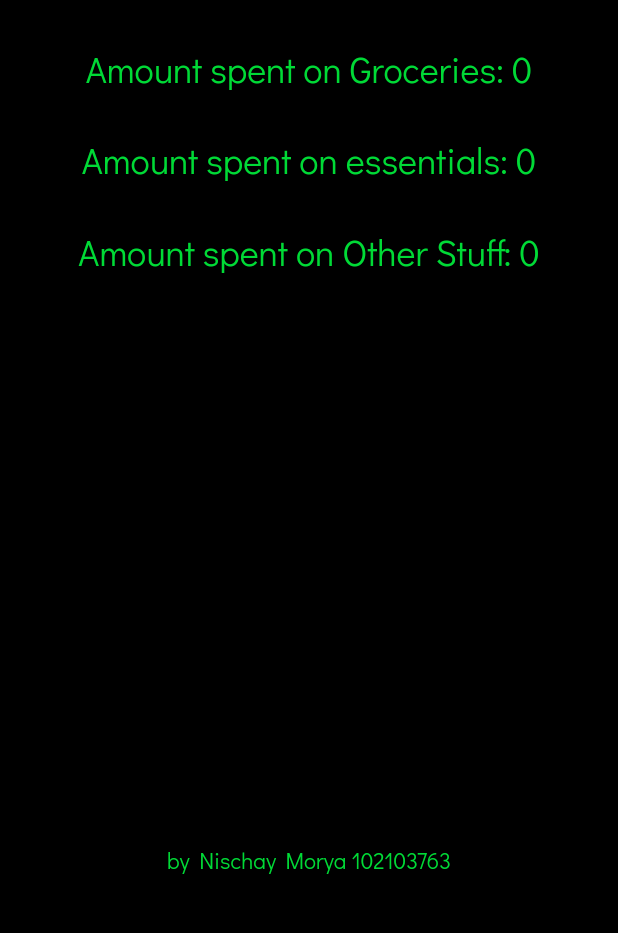
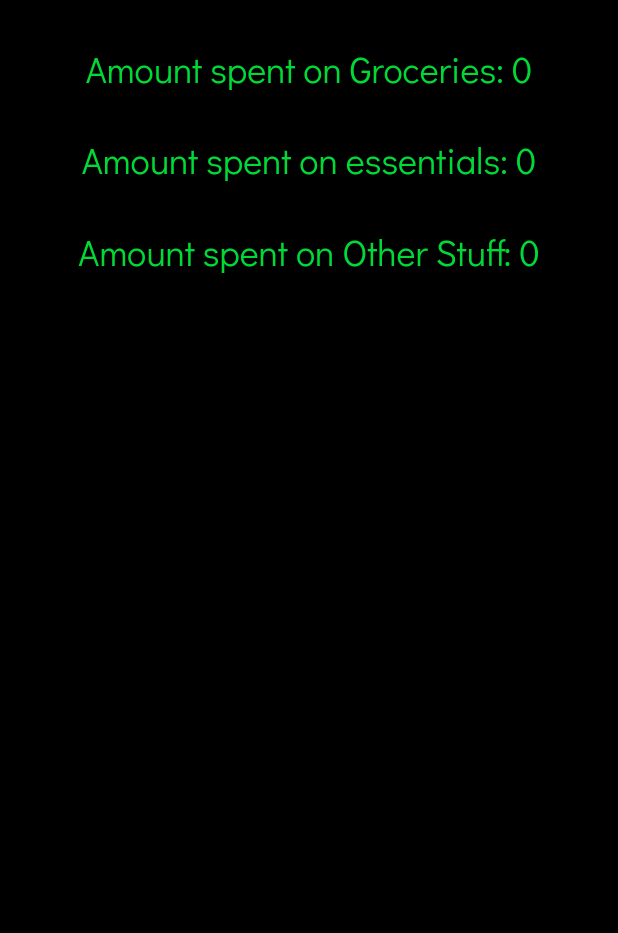
Before and after one commit to MoryaNischay/MobileApp, a Flutter app: the SecondRoute screen opened directly, after a tap on "View Stats", on a phone screen of 412 x 824 dp, the part 84-1017 px from its top. Run offline on Flutter 3.47's test engine with Material 2 defaults, Android fonts, the phone set to English and light mode, and no system bars; our stand-ins replace shared_preferences; accounts and stored records are empty.

Commit message:
Removed Name From Each Page

```diff
--- a/lib/main.dart
+++ b/lib/main.dart
@@ -63,11 +63,6 @@ class HomePage extends StatelessWidget {
             const SizedBox(
               height: 380,
             ),
-            const Text(
-              'by Nischay Morya 102103763',
-              style: TextStyle(
-                  color: razerColor, fontFamily: 'DidactGothic', fontSize: 15),
-            ),
           ]),
         ),
       ),
--- a/lib/screens/firstpage.dart
+++ b/lib/screens/firstpage.dart
@@ -76,11 +76,6 @@ class MyApp extends StatelessWidget {
             const SizedBox(
               height: 480,
             ),
-            const Text(
-              'by Nischay Morya 102103763',
-              style: TextStyle(
-                  color: razerColor, fontFamily: 'DidactGothic', fontSize: 15),
-            ),
           ]),
         ),
       ),
--- a/lib/screens/lentmoney.dart
+++ b/lib/screens/lentmoney.dart
@@ -86,7 +86,7 @@ class Valid extends State<LentMoney> {
             constraints: const BoxConstraints.tightFor(width: 200, height: 100),
             child: TextFormField(
                 onChanged: (val) => setState(() {
-                      moneyln= val;
+                      moneyln = val;
 
                       //
                     }),
@@ -124,11 +124,6 @@ class Valid extends State<LentMoney> {
           const SizedBox(
             height: 230,
           ),
-          const Text(
-            'by Nischay Morya 102103763',
-            style: TextStyle(
-                color: razerColor, fontFamily: 'DidactGothic', fontSize: 15),
-          ),
         ]),
       ),
     );
--- a/lib/screens/secondpage.dart
+++ b/lib/screens/secondpage.dart
@@ -188,11 +188,6 @@ class Valid extends State<SecondRoute> {
             const SizedBox(
               height: 100,
             ),
-            const Text(
-              'by Nischay Morya 102103763',
-              style: TextStyle(
-                  color: razerColor, fontFamily: 'DidactGothic', fontSize: 15),
-            ),
           ],
         ),
       ),
--- a/lib/screens/statspage.dart
+++ b/lib/screens/statspage.dart
@@ -67,13 +67,6 @@ class StatsPage extends StatelessWidget {
               const SizedBox(
                 height: 380,
               ),
-              const Text(
-                'by Nischay Morya 102103763',
-                style: TextStyle(
-                    color: razerColor,
-                    fontFamily: 'DidactGothic',
-                    fontSize: 15),
-              ),
             ],
           ),
         ),
```
Also changed, not shown: lib/screens/lentstats.dart (+0 -7 lines).
